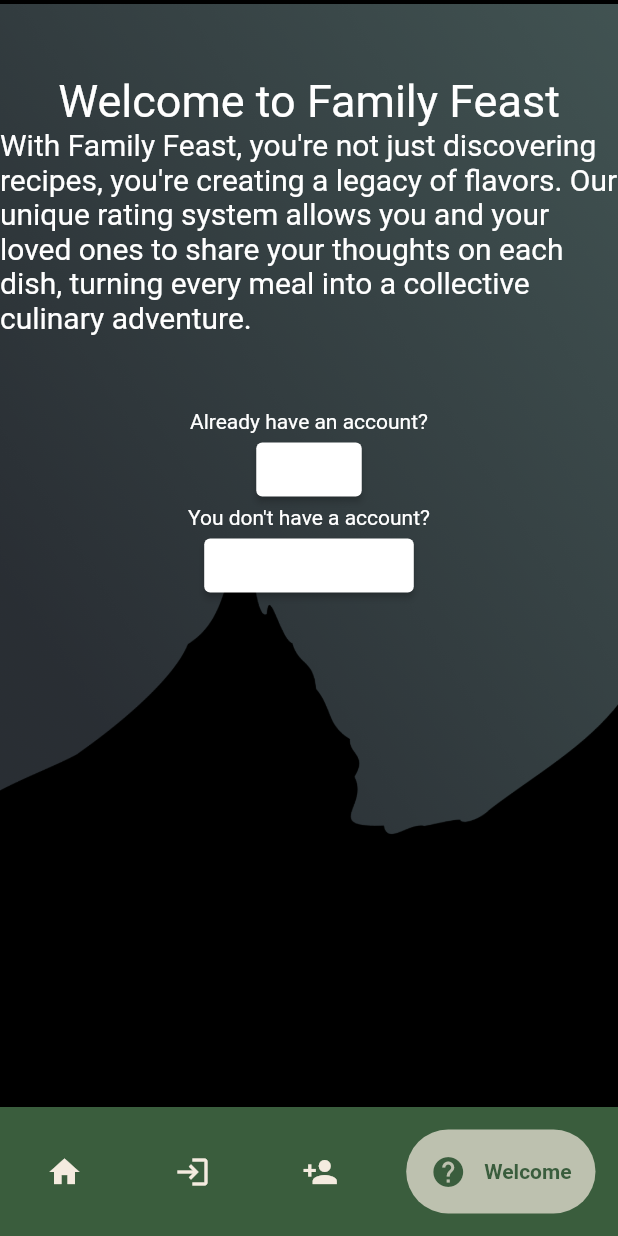
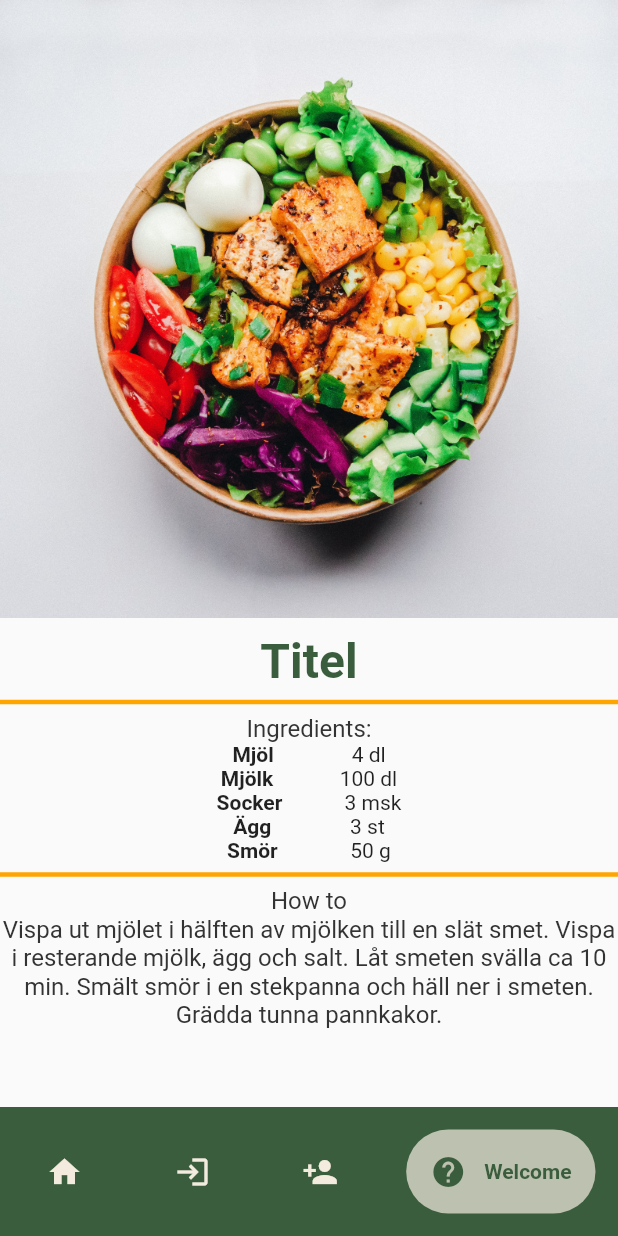
Before and after one commit to ChristianBernheim/Recipe-app, a Flutter app: the screen it shows after launch, item 4 of the bottom bar chosen, on a phone screen of 412 x 824 dp. Run offline on Flutter 3.47's test engine with Material 2 defaults, Android fonts, the phone set to English and light mode, and no system bars; drawn by our look-alikes of google_nav_bar.

Commit message:
recipe site added

```diff
--- a/lib/main.dart
+++ b/lib/main.dart
@@ -1,7 +1,7 @@
 // ignore_for_file: prefer_const_constructors
 
 import 'package:flutter/material.dart';
-import 'package:flutter/scheduler.dart';
+
 import 'package:flutter/services.dart';
 import 'package:provider/provider.dart';
 
--- /dev/null
+++ b/lib/screen/Recipe.dart
@@ -0,0 +1,76 @@
+// ignore_for_file: prefer_const_constructors, prefer_const_literals_to_create_immutables, sized_box_for_whitespace
+
+import 'package:flutter/material.dart';
+import 'package:recipe_app/widgets/Ingredient.dart';
+
+class RecipeScreen extends StatelessWidget {
+  const RecipeScreen({super.key});
+
+  @override
+  Widget build(BuildContext context) {
+    return Scaffold(
+      body: SingleChildScrollView(
+        child: Container(
+          width: double.infinity,
+          child: Column(
+            children: [
+              Container(
+                width: double.infinity,
+                child: Image.asset(
+                  "lib/image/food.jpg",
+                  fit: BoxFit.fitWidth,
+                ),
+              ),
+              SizedBox(height: 10),
+              Text(
+                "Titel",
+                style: TextStyle(
+                    color: Theme.of(context).colorScheme.primary,
+                    fontSize: 32,
+                    fontWeight: FontWeight.bold),
+              ),
+              Divider(
+                thickness: 3,
+                color: Theme.of(context).colorScheme.secondary,
+              ),
+              Text("Ingredients:",
+                  style: TextStyle(
+                      color: Theme.of(context).colorScheme.tertiary,
+                      fontSize: 16)),
+              Column(
+                children: [
+                  IngredientWidget(
+                      title: "Mjöl", amount: 4, measurementUnit: " dl"),
+                  IngredientWidget(
+                      title: "Mjölk", amount: 100, measurementUnit: " dl"),
+                  IngredientWidget(
+                      title: "Socker", amount: 3, measurementUnit: " msk"),
+                  IngredientWidget(
+                      title: "Ägg", amount: 3, measurementUnit: " st"),
+                  IngredientWidget(
+                      title: "Smör", amount: 50, measurementUnit: " g"),
+                ],
+              ),
+              Divider(
+                thickness: 3,
+                color: Theme.of(context).colorScheme.secondary,
+              ),
+              Text("How to",
+                  style: TextStyle(
+                      color: Theme.of(context).colorScheme.tertiary,
+                      fontSize: 16)),
+              Text(
+                "Vispa ut mjölet i hälften av mjölken till en slät smet. Vispa i resterande mjölk, "
+                "ägg och salt. Låt smeten svälla ca 10 min. Smält smör i en stekpanna och häll ner i smeten. Grädda tunna pannkakor.",
+                style: TextStyle(
+                    color: Theme.of(context).colorScheme.tertiary,
+                    fontSize: 16),
+                textAlign: TextAlign.center,
+              ),
+            ],
+          ),
+        ),
+      ),
+    );
+  }
+}
--- a/lib/theme/theme.dart
+++ b/lib/theme/theme.dart
@@ -1,3 +1,5 @@
+// ignore_for_file: prefer_const_constructors
+
 import 'package:flutter/material.dart';
 
 ThemeData lightMode = ThemeData(
--- a/lib/widgets/BotNav.dart
+++ b/lib/widgets/BotNav.dart
@@ -4,7 +4,7 @@ import 'package:google_nav_bar/google_nav_bar.dart';
 import 'package:recipe_app/screen/HomeScreen.dart';
 import 'package:recipe_app/screen/LogIn.dart';
 import 'package:recipe_app/screen/Register.dart';
-import 'package:recipe_app/screen/WelcomeScreen.dart';
+import 'package:recipe_app/screen/recipe.dart';
 
 class BotNavbar extends StatefulWidget {
   @override
@@ -18,7 +18,7 @@ class BotNavbarState extends State<BotNavbar> {
     HomeScreen(),
     LogInScreen(),
     RegisterScreen(),
-    WelcomeScreen(),
+    RecipeScreen(),
   ];
 
   @override
--- /dev/null
+++ b/lib/widgets/Ingredient.dart
@@ -0,0 +1,56 @@
+// ignore_for_file: file_names
+
+import 'package:flutter/material.dart';
+
+double halfscreen = double.infinity / 2;
+
+class IngredientWidget extends StatelessWidget {
+  final String title;
+  final int amount;
+  final String measurementUnit;
+
+  const IngredientWidget(
+      {super.key,
+      required this.title,
+      required this.amount,
+      required this.measurementUnit});
+
+  @override
+  Widget build(BuildContext context) {
+    return Center(
+      child: Container(
+        width: MediaQuery.of(context).size.width * 0.5,
+        child: Row(
+          mainAxisAlignment: MainAxisAlignment.spaceEvenly,
+          children: [
+            Container(
+              child: Text(
+                title,
+                textAlign: TextAlign.center,
+                maxLines: 1,
+                overflow: TextOverflow.ellipsis,
+                style: TextStyle(fontWeight: FontWeight.bold),
+              ),
+            ),
+            Row(
+              children: [
+                Text(
+                  amount.toString(),
+                  textAlign: TextAlign.center,
+                  maxLines: 1,
+                  overflow: TextOverflow.ellipsis,
+                ),
+                Text(
+                  measurementUnit,
+                  textAlign: TextAlign.center,
+                  maxLines: 1,
+                  overflow: TextOverflow.ellipsis,
+                )
+              ],
+            ),
+          ],
+        ),
+      ),
+    );
+  }
+}
```
